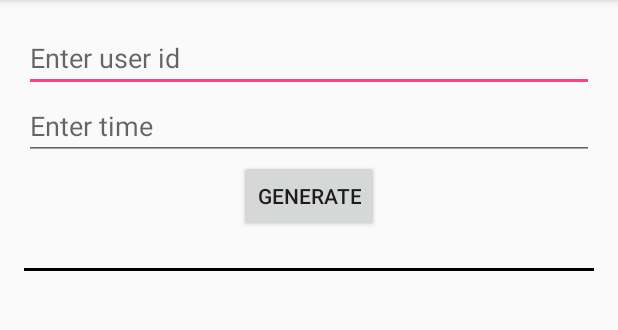
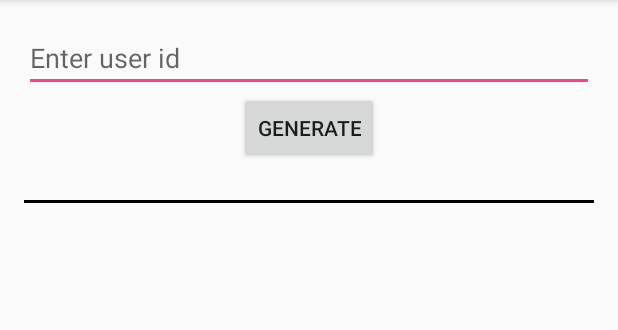
Before and after one commit to kyokid/JWL, an Android app: the screen it shows after launch (MainActivity), after a tap on "GENERATE", on a phone screen of 412 x 824 dp, the part 84-414 px from its top. Run offline under Robolectric (Android 15) with nearby library versions, the phone set to English and light mode, and no system bars; libraries missing offline, so code that uses them is left out: com.journeyapps.barcodescanner; 2 statements that could not run were skipped.

Commit message:
update qr code gen, auto get current time

```diff
--- a/Mobile_App/Android/Sample/QRCodeGen/app/src/main/java/com/fpt/jwl/qrcodegen/MainActivity.java
+++ b/Mobile_App/Android/Sample/QRCodeGen/app/src/main/java/com/fpt/jwl/qrcodegen/MainActivity.java
@@ -14,9 +14,12 @@ import com.google.zxing.WriterException;
 import com.google.zxing.common.BitMatrix;
 import com.journeyapps.barcodescanner.BarcodeEncoder;
 
+import java.text.SimpleDateFormat;
+import java.util.Date;
+
 public class MainActivity extends AppCompatActivity {
 
-    EditText editText, editText1;
+    EditText editText;
     Button button;
     ImageView imageView;
     String info2Qr;
@@ -27,14 +30,15 @@ public class MainActivity extends AppCompatActivity {
         super.onCreate(savedInstanceState);
         setContentView(R.layout.activity_main);
         editText = (EditText) findViewById(R.id.editText);
-        editText1 = (EditText) findViewById(R.id.editText1);
         button = (Button) findViewById(R.id.button);
         imageView = (ImageView) findViewById(R.id.image);
 
         button.setOnClickListener(new View.OnClickListener() {
             @Override
             public void onClick(View view) {
-                info2Qr = editText.getText().toString().trim() + TAG + editText1.getText().toString().trim();
+                SimpleDateFormat sdf = new SimpleDateFormat("yyyy-MM-dd HH:mm:ss.SSS");
+                String currentTime = sdf.format(new Date());
+                info2Qr = editText.getText().toString().trim() + TAG + currentTime;
                 System.out.println(info2Qr);
                 MultiFormatWriter multiFormatWriter = new MultiFormatWriter();
                 try {
--- a/Mobile_App/Android/Sample/QRCodeGen/app/src/main/res/layout/activity_main.xml
+++ b/Mobile_App/Android/Sample/QRCodeGen/app/src/main/res/layout/activity_main.xml
@@ -16,15 +16,6 @@
         android:layout_height="wrap_content"
         android:hint="Enter user id"
         android:id="@+id/editText" />
-
-    <EditText
-
-        android:layout_width="match_parent"
-        android:layout_height="wrap_content"
-        android:hint="Enter time"
-        android:id="@+id/editText1"
-        android:layout_below="@+id/editText"
-        />
 
     <View
         android:layout_width="match_parent"
@@ -54,6 +45,6 @@
         android:layout_height="wrap_content"
         android:id="@+id/button"
         android:text="GENERATE"
-        android:layout_below="@+id/editText1"
+        android:layout_below="@+id/editText"
         android:layout_centerHorizontal="true" />
 </RelativeLayout>
```
